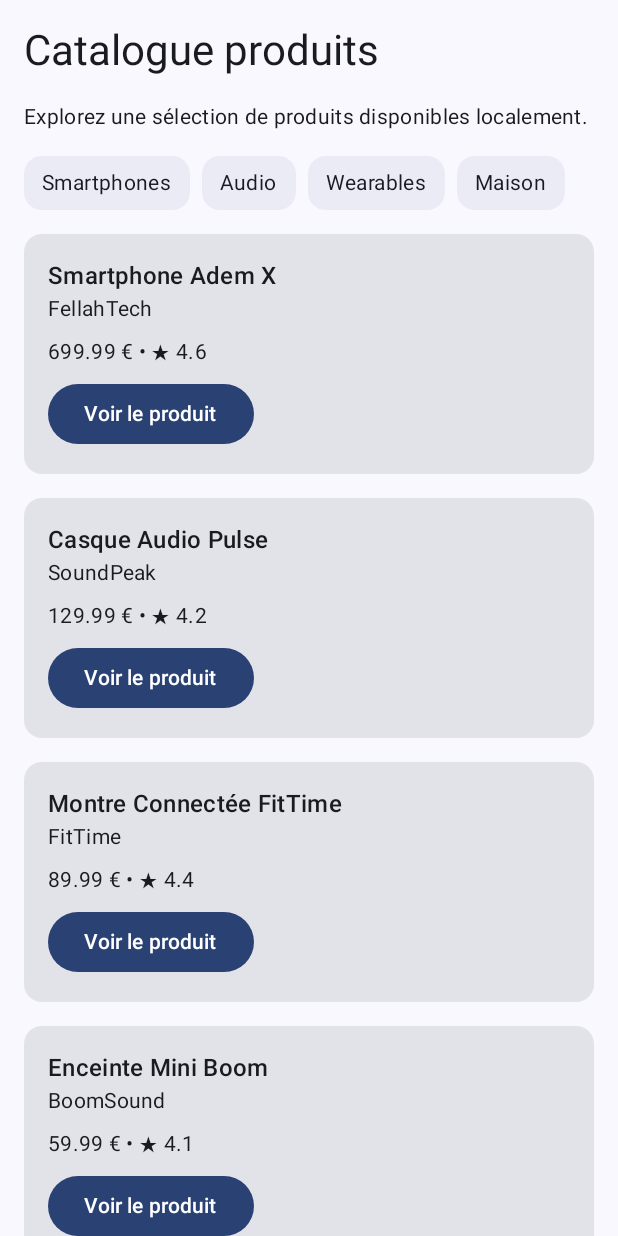
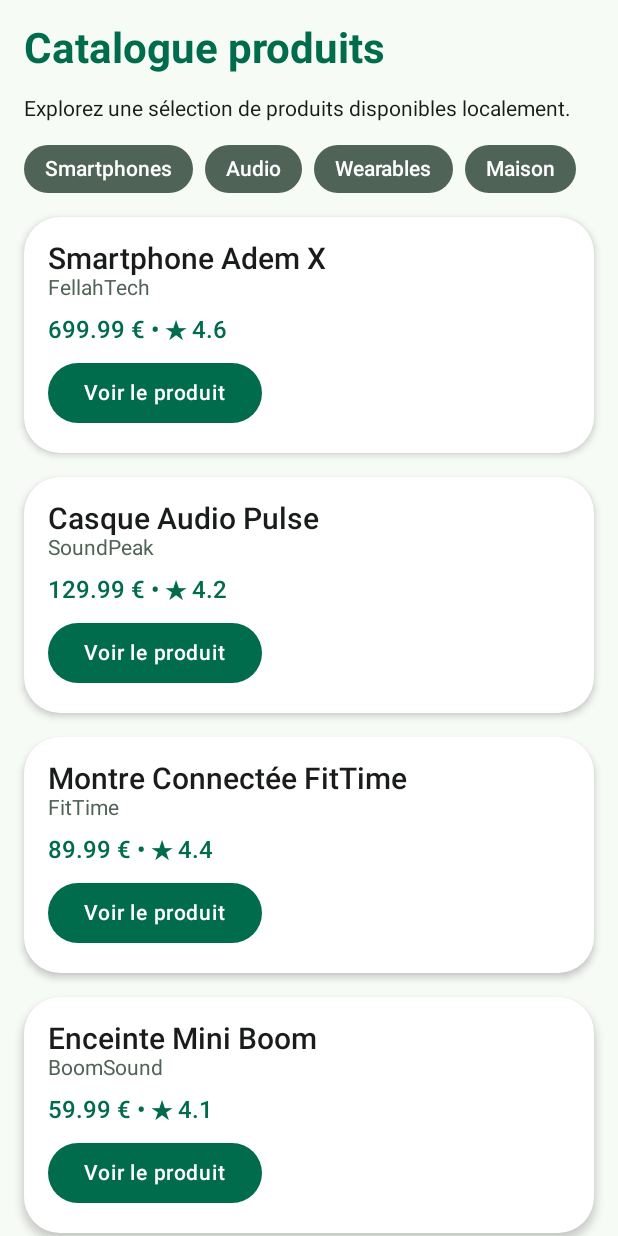
Before and after one commit to ademlsgo/ProductExplorer, an Android app built with Jetpack Compose: the screen it shows after launch (MainActivity), on a phone screen of 412 x 824 dp. Run offline under Robolectric (Android 15) with nearby library versions, the phone set to English and light mode, and no system bars.

Commit message:
TP7 : personnalisation graphique Material 3 (ColorScheme, Typography, Shapes, thème clair/sombre) + correction du contraste en thème sombre

```diff
--- a/app/src/main/java/com/example/productexplorer/MainActivity.kt
+++ b/app/src/main/java/com/example/productexplorer/MainActivity.kt
@@ -5,6 +5,7 @@ import androidx.activity.ComponentActivity
 import androidx.activity.compose.setContent
 import androidx.activity.enableEdgeToEdge
 import androidx.compose.foundation.Image
+import androidx.compose.foundation.background
 import androidx.compose.foundation.layout.Arrangement
 import androidx.compose.foundation.layout.Box
 import androidx.compose.foundation.layout.Column
@@ -22,6 +23,7 @@ import androidx.compose.material.icons.Icons
 import androidx.compose.material.icons.filled.Star
 import androidx.compose.material3.Button
 import androidx.compose.material3.Card
+import androidx.compose.material3.CardDefaults
 import androidx.compose.material3.Icon
 import androidx.compose.material3.MaterialTheme
 import androidx.compose.material3.OutlinedTextField
@@ -489,13 +491,14 @@ fun CategoryChip(
 ) {
     Surface(
         modifier = modifier,
-        shape = MaterialTheme.shapes.medium,
-        tonalElevation = 2.dp
+        shape = MaterialTheme.shapes.extraLarge,
+        color = MaterialTheme.colorScheme.secondary,
+        contentColor = MaterialTheme.colorScheme.onPrimary
     ) {
         Text(
             text = label,
-            modifier = Modifier.padding(horizontal = 12.dp, vertical = 8.dp),
-            style = MaterialTheme.typography.bodyMedium
+            modifier = Modifier.padding(horizontal = 14.dp, vertical = 8.dp),
+            style = MaterialTheme.typography.labelLarge
         )
     }
 }
@@ -571,7 +574,9 @@ fun ProductCatalogScreen(
     modifier: Modifier = Modifier
 ) {
     LazyColumn(
-        modifier = modifier.fillMaxSize(),
+        modifier = modifier
+            .fillMaxSize()
+            .background(MaterialTheme.colorScheme.background),
         // Marge intérieure autour du contenu de la liste
         contentPadding = PaddingValues(16.dp),
         // Espace vertical entre les éléments de la liste
@@ -580,13 +585,16 @@ fun ProductCatalogScreen(
         item {
             Text(
                 text = "Catalogue produits",
-                style = MaterialTheme.typography.headlineMedium
+                style = MaterialTheme.typography.headlineMedium,
+                color = MaterialTheme.colorScheme.primary
             )
         }
         item {
             Text(
                 text = "Explorez une sélection de produits disponibles localement.",
-                style = MaterialTheme.typography.bodyMedium
+                style = MaterialTheme.typography.bodyMedium,
+                // Sans couleur explicite, le texte restait noir en thème sombre (illisible)
+                color = MaterialTheme.colorScheme.onBackground
             )
         }
         item {
@@ -612,22 +620,34 @@ fun ProductListItem(
     onClick: () -> Unit,
     modifier: Modifier = Modifier
 ) {
-    Card(modifier = modifier.fillMaxWidth()) {
+    Card(
+        modifier = modifier.fillMaxWidth(),
+        shape = MaterialTheme.shapes.large,
+        colors = CardDefaults.cardColors(
+            containerColor = MaterialTheme.colorScheme.surface
+        ),
+        elevation = CardDefaults.cardElevation(
+            defaultElevation = 3.dp
+        )
+    ) {
         Column(
             modifier = Modifier.padding(16.dp)
         ) {
             Text(
                 text = product.title,
-                style = MaterialTheme.typography.titleMedium
+                style = MaterialTheme.typography.titleLarge,
+                color = MaterialTheme.colorScheme.onSurface
             )
             Text(
                 text = product.brand,
-                style = MaterialTheme.typography.bodyMedium
+                style = MaterialTheme.typography.bodyMedium,
+                color = MaterialTheme.colorScheme.secondary
             )
             Spacer(modifier = Modifier.height(8.dp))
             Text(
                 text = "${product.price} € • ★ ${product.rating}",
-                style = MaterialTheme.typography.bodyMedium
+                style = MaterialTheme.typography.titleMedium,
+                color = MaterialTheme.colorScheme.primary
             )
             Spacer(modifier = Modifier.height(8.dp))
             Button(onClick = onClick) {
@@ -654,10 +674,27 @@ fun CategoryRow(
 
 // ---------- Previews ----------
 
-@Preview(showBackground = true)
+@Preview(
+    showBackground = true,
+    name = "Catalogue - Light Theme"
+)
 @Composable
-fun ProductCatalogScreenPreview() {
-    ProductExplorerTheme {
+fun ProductCatalogScreenLightPreview() {
+    ProductExplorerTheme(darkTheme = false) {
+        ProductCatalogScreen(
+            products = sampleProducts(),
+            onProductClick = {}
+        )
+    }
+}
+
+@Preview(
+    showBackground = true,
+    name = "Catalogue - Dark Theme"
+)
+@Composable
+fun ProductCatalogScreenDarkPreview() {
+    ProductExplorerTheme(darkTheme = true) {
         ProductCatalogScreen(
             products = sampleProducts(),
             onProductClick = {}
--- a/app/src/main/java/com/example/productexplorer/ui/theme/Theme.kt
+++ b/app/src/main/java/com/example/productexplorer/ui/theme/Theme.kt
@@ -1,58 +1,60 @@
 package com.example.productexplorer.ui.theme
 
-import android.app.Activity
-import android.os.Build
 import androidx.compose.foundation.isSystemInDarkTheme
+import androidx.compose.foundation.shape.RoundedCornerShape
 import androidx.compose.material3.MaterialTheme
+import androidx.compose.material3.Shapes
 import androidx.compose.material3.darkColorScheme
-import androidx.compose.material3.dynamicDarkColorScheme
-import androidx.compose.material3.dynamicLightColorScheme
 import androidx.compose.material3.lightColorScheme
 import androidx.compose.runtime.Composable
-import androidx.compose.ui.platform.LocalContext
+import androidx.compose.ui.graphics.Color
+import androidx.compose.ui.unit.dp
 
-private val DarkColorScheme = darkColorScheme(
-    primary = Purple80,
-    secondary = PurpleGrey80,
-    tertiary = Pink80
+// Palette claire : on définit des rôles (primary, background...), pas de simples couleurs décoratives
+private val LightColorScheme = lightColorScheme(
+    primary = Color(0xFF006C4C),
+    onPrimary = Color.White,
+    secondary = Color(0xFF4F6357),
+    background = Color(0xFFF7FBF6),
+    onBackground = Color(0xFF191C1A),
+    surface = Color(0xFFFFFFFF),
+    onSurface = Color(0xFF191C1A)
 )
 
-private val LightColorScheme = lightColorScheme(
-    primary = Purple40,
-    secondary = PurpleGrey40,
-    tertiary = Pink40
+// Palette sombre
+private val DarkColorScheme = darkColorScheme(
+    primary = Color(0xFF7DDBB0),
+    onPrimary = Color(0xFF003826),
+    secondary = Color(0xFFB7CCBC),
+    background = Color(0xFF101411),
+    onBackground = Color(0xFFE0E4DF),
+    surface = Color(0xFF1C211D),
+    onSurface = Color(0xFFE0E4DF)
+)
 
-    /* Other default colors to override
-    background = Color(0xFFFFFBFE),
-    surface = Color(0xFFFFFBFE),
-    onPrimary = Color.White,
-    onSecondary = Color.White,
-    onTertiary = Color.White,
-    onBackground = Color(0xFF1C1B1F),
-    onSurface = Color(0xFF1C1B1F),
-    */
+// Formes (arrondis) communes à toute l'application
+private val ProductShapes = Shapes(
+    small = RoundedCornerShape(8.dp),
+    medium = RoundedCornerShape(16.dp),
+    large = RoundedCornerShape(24.dp),
+    extraLarge = RoundedCornerShape(32.dp)
 )
 
 @Composable
 fun ProductExplorerTheme(
     darkTheme: Boolean = isSystemInDarkTheme(),
-    // Dynamic color is available on Android 12+
-    dynamicColor: Boolean = true,
     content: @Composable () -> Unit
 ) {
-    val colorScheme = when {
-        dynamicColor && Build.VERSION.SDK_INT >= Build.VERSION_CODES.S -> {
-            val context = LocalContext.current
-            if (darkTheme) dynamicDarkColorScheme(context) else dynamicLightColorScheme(context)
-        }
-
-        darkTheme -> DarkColorScheme
-        else -> LightColorScheme
+    val colorScheme = if (darkTheme) {
+        DarkColorScheme
+    } else {
+        LightColorScheme
     }
 
     MaterialTheme(
         colorScheme = colorScheme,
-        typography = Typography,
+        typography = ProductTypography,
+        shapes = ProductShapes,
         content = content
     )
 }
--- a/app/src/main/java/com/example/productexplorer/ui/theme/Type.kt
+++ b/app/src/main/java/com/example/productexplorer/ui/theme/Type.kt
@@ -2,33 +2,35 @@ package com.example.productexplorer.ui.theme
 
 import androidx.compose.material3.Typography
 import androidx.compose.ui.text.TextStyle
-import androidx.compose.ui.text.font.FontFamily
 import androidx.compose.ui.text.font.FontWeight
 import androidx.compose.ui.unit.sp
 
-// Set of Material typography styles to start with
-val Typography = Typography(
-    bodyLarge = TextStyle(
-        fontFamily = FontFamily.Default,
-        fontWeight = FontWeight.Normal,
+// Typographie personnalisée : seuls quelques styles sont redéfinis,
+// les autres gardent les valeurs par défaut de Material 3.
+val ProductTypography = Typography(
+    headlineMedium = TextStyle(
+        fontSize = 28.sp,
+        lineHeight = 34.sp,
+        fontWeight = FontWeight.Bold
+    ),
+    titleLarge = TextStyle(
+        fontSize = 20.sp,
+        lineHeight = 26.sp,
+        fontWeight = FontWeight.SemiBold
+    ),
+    titleMedium = TextStyle(
         fontSize = 16.sp,
-        lineHeight = 24.sp,
-        letterSpacing = 0.5.sp
+        lineHeight = 22.sp,
+        fontWeight = FontWeight.SemiBold
+    ),
+    bodyMedium = TextStyle(
+        fontSize = 14.sp,
+        lineHeight = 20.sp,
+        fontWeight = FontWeight.Normal
+    ),
+    labelLarge = TextStyle(
+        fontSize = 14.sp,
+        lineHeight = 18.sp,
+        fontWeight = FontWeight.Medium
     )
-    /* Other default text styles to override
-    titleLarge = TextStyle(
-        fontFamily = FontFamily.Default,
-        fontWeight = FontWeight.Normal,
-        fontSize = 22.sp,
-        lineHeight = 28.sp,
-        letterSpacing = 0.sp
-    ),
-    labelSmall = TextStyle(
-        fontFamily = FontFamily.Default,
-        fontWeight = FontWeight.Medium,
-        fontSize = 11.sp,
-        lineHeight = 16.sp,
-        letterSpacing = 0.5.sp
-    )
-    */
 )
```
Also changed, not shown: 2 other files.
